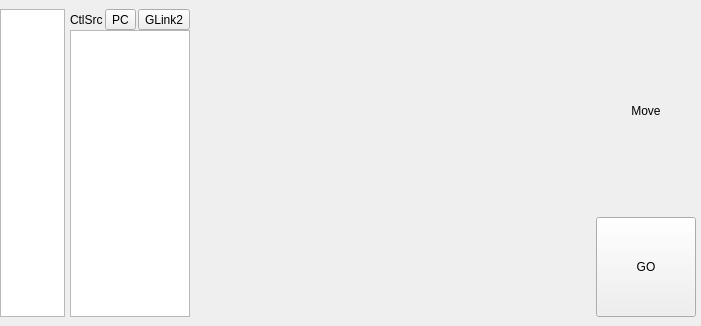
Qt form Libs/PlotUnit/PlotUnitGraph/TabMotion/tabmotion.ui (tiangaomingjing/ServoDriveTech) before a commit.
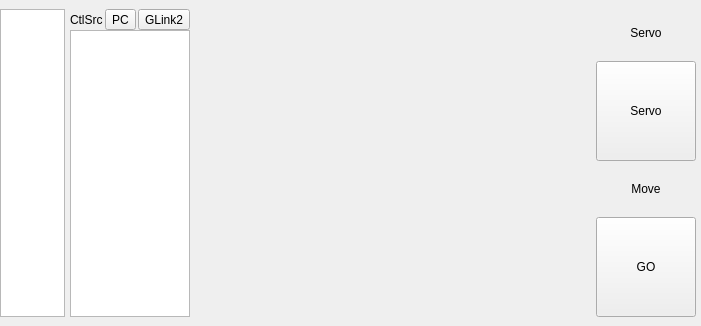
The same form after that commit.

The edit to the form file:
```diff
--- a/Libs/PlotUnit/PlotUnitGraph/TabMotion/tabmotion.ui
+++ b/Libs/PlotUnit/PlotUnitGraph/TabMotion/tabmotion.ui
@@ -145,8 +145,53 @@
      <property name="rightMargin">
       <number>0</number>
      </property>
+     <item>
+      <widget class="QLabel" name="label_plot_servo">
+       <property name="text">
+        <string>Servo</string>
+       </property>
+       <property name="alignment">
+        <set>Qt::AlignCenter</set>
+       </property>
+      </widget>
+     </item>
+     <item>
+      <layout class="QHBoxLayout" name="horizontalLayout_3">
+       <item>
+        <widget class="QToolButton" name="tbtn_plot_servoBtn">
+         <property name="sizePolicy">
+          <sizepolicy hsizetype="Preferred" vsizetype="Preferred">
+           <horstretch>0</horstretch>
+           <verstretch>0</verstretch>
+          </sizepolicy>
+         </property>
+         <property name="minimumSize">
+          <size>
+           <width>100</width>
+           <height>100</height>
+          </size>
+         </property>
+         <property name="maximumSize">
+          <size>
+           <width>100</width>
+           <height>100</height>
+          </size>
+         </property>
+         <property name="text">
+          <string>Servo</string>
+         </property>
+        </widget>
+       </item>
+      </layout>
+     </item>
      <item>
       <widget class="QLabel" name="label_13">
+       <property name="sizePolicy">
+        <sizepolicy hsizetype="Preferred" vsizetype="Preferred">
+         <horstretch>0</horstretch>
+         <verstretch>0</verstretch>
+        </sizepolicy>
+       </property>
        <property name="text">
         <string>Move</string>
        </property>
```
